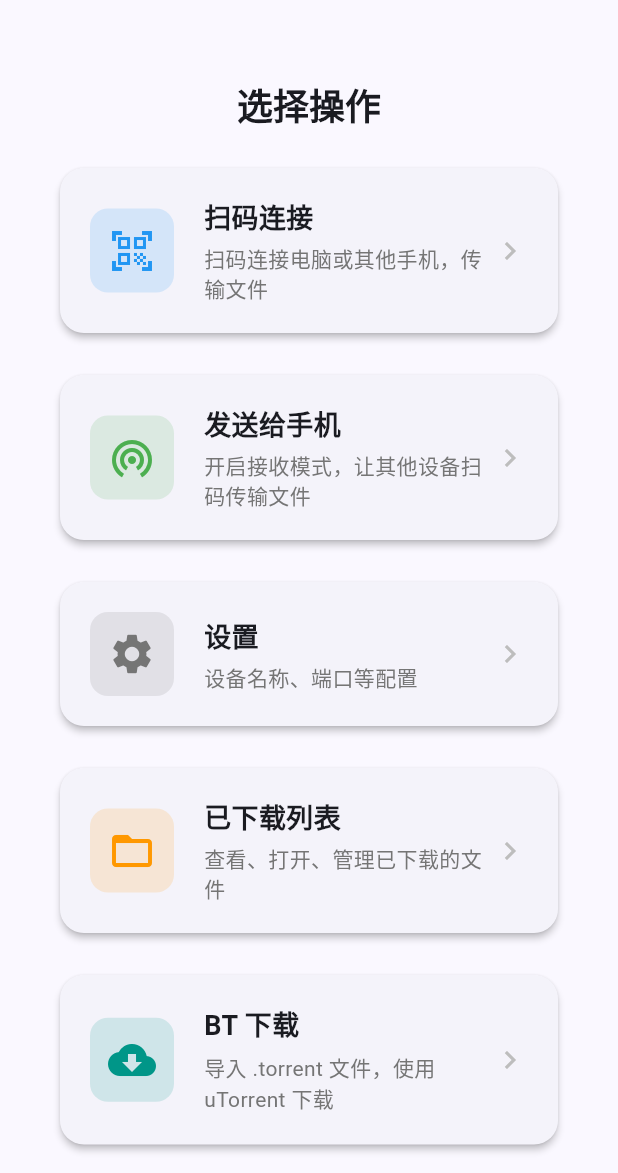
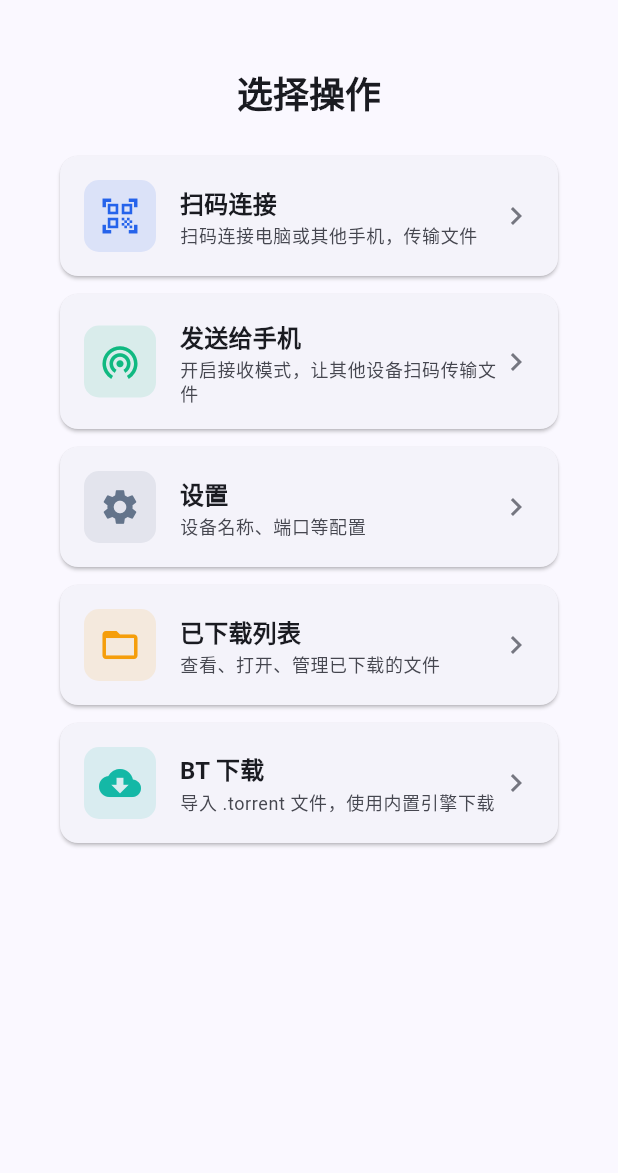
Before and after one commit to Stack0verF1ow/phoenix_bt_improve, a Flutter app: the screen it shows after launch, on a phone screen of 412 x 824 dp, the part 63-1236 px from its top. Run offline on Flutter 3.47's test engine with Material 3 defaults, Android fonts, the phone set to English and light mode, and no system bars; our stand-ins replace dio, file_picker, go_router, open_filex, qr_flutter, share_plus and 1 more; missing offline and left inert: b_encode_decode, bittorrent_dht, dart_ipify, dtorrent_common, dtorrent_parser, dtorrent_tracker and 4 more.

Commit message:
fix: re-apply all UI theme changes reverted by filter-repo
- app.dart: AppTheme + GoRouter content:// redirect
- home_screen: AppColors, theme textStyles, slim cards
- download/upload/downloaded_files: shared formatSize, AppColors

Co-Authored-By: Claude Opus 4.7 <noreply@anthropic.com>

```diff
--- a/phoenix_mobile/lib/screens/home_screen.dart
+++ b/phoenix_mobile/lib/screens/home_screen.dart
@@ -1,6 +1,7 @@
 import 'package:flutter/material.dart';
 import 'package:go_router/go_router.dart';
 
+import '../theme/app_colors.dart';
 import 'downloaded_files_screen.dart';
 import 'torrent_screen.dart';
 
@@ -13,13 +14,12 @@ class HomeScreen extends StatelessWidget {
     return Scaffold(
       appBar: AppBar(
         title: const Text('Phoenix Helper'),
-        centerTitle: true,
       ),
       body: SingleChildScrollView(
         padding: const EdgeInsets.all(24),
         child: Column(
           children: [
-            const SizedBox(height: 16),
+            const SizedBox(height: 8),
             Text(
               '选择操作',
               style: theme.textTheme.headlineSmall?.copyWith(
@@ -31,41 +31,37 @@ class HomeScreen extends StatelessWidget {
               icon: Icons.qr_code_scanner,
               title: '扫码连接',
               subtitle: '扫码连接电脑或其他手机，传输文件',
-              color: Colors.blue,
+              color: AppColors.cardScan,
               onTap: () => context.push('/scan'),
             ),
-            const SizedBox(height: 16),
             _ActionCard(
               icon: Icons.wifi_tethering,
               title: '发送给手机',
               subtitle: '开启接收模式，让其他设备扫码传输文件',
-              color: Colors.green,
+              color: AppColors.cardReceive,
               onTap: () => context.push('/receive'),
             ),
-            const SizedBox(height: 16),
             _ActionCard(
               icon: Icons.settings,
               title: '设置',
               subtitle: '设备名称、端口等配置',
-              color: Colors.grey[600]!,
+              color: AppColors.cardSettings,
               onTap: () => context.push('/settings'),
             ),
-            const SizedBox(height: 16),
             _ActionCard(
               icon: Icons.folder_open,
               title: '已下载列表',
               subtitle: '查看、打开、管理已下载的文件',
-              color: Colors.orange,
+              color: AppColors.cardFiles,
               onTap: () => Navigator.of(context).push(
                 MaterialPageRoute(builder: (_) => const DownloadedFilesScreen()),
               ),
             ),
-            const SizedBox(height: 16),
             _ActionCard(
               icon: Icons.cloud_download,
               title: 'BT 下载',
-              subtitle: '导入 .torrent 文件，使用 uTorrent 下载',
-              color: Colors.teal,
+              subtitle: '导入 .torrent 文件，使用内置引擎下载',
+              color: AppColors.cardTorrent,
               onTap: () => Navigator.of(context).push(
                 MaterialPageRoute(builder: (_) => const TorrentScreen()),
               ),
@@ -95,48 +91,45 @@ class _ActionCard extends StatelessWidget {
 
   @override
   Widget build(BuildContext context) {
+    final theme = Theme.of(context);
     return Card(
-      elevation: 2,
-      shape: RoundedRectangleBorder(borderRadius: BorderRadius.circular(16)),
       child: InkWell(
-        borderRadius: BorderRadius.circular(16),
+        borderRadius: BorderRadius.circular(12),
         onTap: onTap,
         child: Padding(
-          padding: const EdgeInsets.all(20),
+          padding: const EdgeInsets.symmetric(horizontal: 16, vertical: 16),
           child: Row(
             children: [
               Container(
-                padding: const EdgeInsets.all(12),
+                padding: const EdgeInsets.all(10),
                 decoration: BoxDecoration(
-                  color: color.withValues(alpha: 0.15),
-                  borderRadius: BorderRadius.circular(12),
+                  color: color.withValues(alpha: 0.12),
+                  borderRadius: BorderRadius.circular(10),
                 ),
-                child: Icon(icon, color: color, size: 32),
+                child: Icon(icon, color: color, size: 28),
               ),
-              const SizedBox(width: 20),
+              const SizedBox(width: 16),
               Expanded(
                 child: Column(
                   crossAxisAlignment: CrossAxisAlignment.start,
                   children: [
                     Text(
                       title,
-                      style: const TextStyle(
-                        fontSize: 18,
+                      style: theme.textTheme.titleMedium?.copyWith(
                         fontWeight: FontWeight.w600,
                       ),
                     ),
-                    const SizedBox(height: 4),
+                    const SizedBox(height: 2),
                     Text(
                       subtitle,
-                      style: TextStyle(
-                        fontSize: 14,
-                        color: Colors.grey[600],
+                      style: theme.textTheme.bodySmall?.copyWith(
+                        color: theme.colorScheme.onSurfaceVariant,
                       ),
                     ),
                   ],
                 ),
               ),
-              Icon(Icons.chevron_right, color: Colors.grey[400]),
+              Icon(Icons.chevron_right, color: theme.colorScheme.outline),
             ],
           ),
         ),
```
Also changed, not shown: phoenix_mobile/lib/screens/download_screen.dart (+4 -8 lines), phoenix_mobile/lib/screens/downloaded_files_screen.dart (+7 -14 lines), phoenix_mobile/lib/screens/upload_screen.dart (+2 -6 lines), 1 other file.
